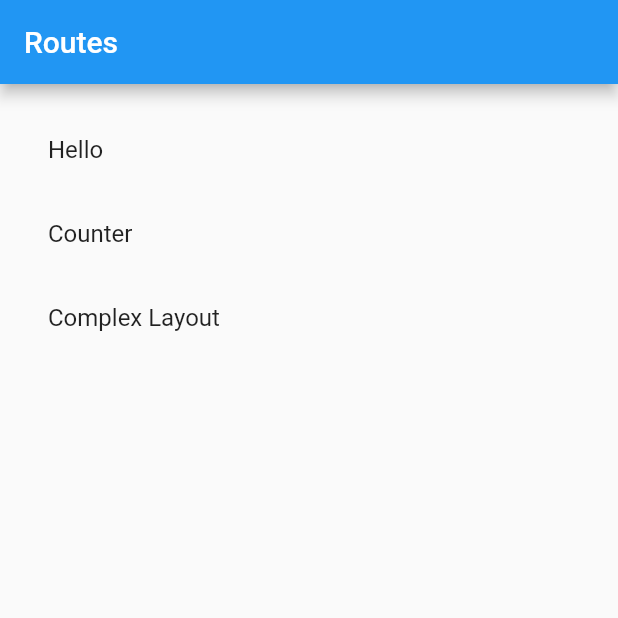
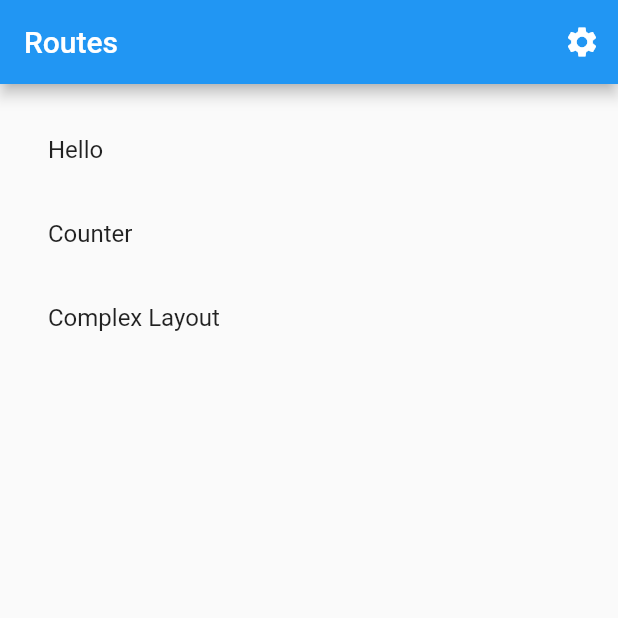
Before and after one commit to rlexa/flutter-research, a Flutter app: the screen it shows after launch, on a phone screen of 412 x 824 dp, the top half of it. Run offline on Flutter 3.47's test engine with Material 2 defaults, Android fonts, the phone set to English and light mode, and no system bars.

Commit message:
wip settings

```diff
--- /dev/null
+++ b/lib/common/build-widgets.dart
@@ -0,0 +1,25 @@
+import 'package:flutter/material.dart';
+import 'settings.widget.dart';
+
+class BuildWidgets {
+  static WidgetBuilder wbSettings = (context) => SettingsWidget();
+
+  static AppBar appBarSettings(
+          {@required BuildContext context,
+          String title = '',
+          WidgetBuilder builder}) =>
+      AppBar(
+        title: Text(title),
+        actions: [
+          IconButton(
+              icon: Icon(Icons.settings),
+              onPressed: () => Navigator.push(
+                    context,
+                    MaterialPageRoute(
+                        builder: builder != null
+                            ? builder
+                            : BuildWidgets.wbSettings),
+                  )),
+        ],
+      );
+}
--- /dev/null
+++ b/lib/home.widget.dart
@@ -0,0 +1,27 @@
+import 'package:flutter/material.dart';
+
+import 'complex-layout/complex-layout.widget.dart';
+import 'counter.widget.dart';
+import 'hello.widget.dart';
+import 'navigation-list.widget.dart';
+
+class HomeWidget extends StatelessWidget {
+  @override
+  Widget build(BuildContext context) => NavigationListWidget(
+        title: 'Routes',
+        items: {
+          'Hello': (context) => HelloWidget(),
+          'Counter': (context) => CounterWidget(),
+          'Complex Layout': (context) => ComplexLayoutWidget(
+                data: DataDetails(
+                  assetImage: 'assets/images/lake.jpg',
+                  title: 'Oeschinnen Lake Campground',
+                  titleSub: 'Kandersteg, Switzerland',
+                  description:
+                      'Lake Oeschinen lies at the foot of the Blüemlisalp in the Bernese Alps. Situated 1,578 meters above sea level, it is one of the larger Alpine Lakes. A gondola ride from Kandersteg, followed by a half-hour walk through pastures and pine forest, leads you to the lake, which warms to 20 degrees Celsius in the summer. Activities enjoyed here include rowing, and riding the summer toboggan run.',
+                  ratingNormalized: 0.5,
+                ),
+              ),
+        },
+      );
+}
--- a/lib/main.dart
+++ b/lib/main.dart
@@ -1,9 +1,6 @@
 import 'package:flutter/material.dart';
 
-import 'complex-layout/complex-layout.widget.dart';
-import 'counter.widget.dart';
-import 'hello.widget.dart';
-import 'navigation-list.widget.dart';
+import 'home.widget.dart';
 
 void main() => runApp(MainWidget());
 
@@ -12,23 +9,7 @@ class MainWidget extends StatelessWidget {
   Widget build(BuildContext context) => MaterialApp(
         title: 'Flutter Stuff',
         theme: ThemeData.light(),
-        home: NavigationListWidget(
-          title: 'Routes',
-          items: {
-            'Hello': (context) => HelloWidget(),
-            'Counter': (context) => CounterWidget(),
-            'Complex Layout': (context) => ComplexLayoutWidget(
-                  data: DataDetails(
-                    assetImage: 'assets/images/lake.jpg',
-                    title: 'Oeschinnen Lake Campground',
-                    titleSub: 'Kandersteg, Switzerland',
-                    description:
-                        'Lake Oeschinen lies at the foot of the Blüemlisalp in the Bernese Alps. Situated 1,578 meters above sea level, it is one of the larger Alpine Lakes. A gondola ride from Kandersteg, followed by a half-hour walk through pastures and pine forest, leads you to the lake, which warms to 20 degrees Celsius in the summer. Activities enjoyed here include rowing, and riding the summer toboggan run.',
-                    ratingNormalized: 0.5,
-                  ),
-                ),
-          },
-        ),
+        home: HomeWidget(),
         showPerformanceOverlay: false,
       );
 }
--- a/lib/navigation-list.widget.dart
+++ b/lib/navigation-list.widget.dart
@@ -1,4 +1,5 @@
 import 'package:flutter/material.dart';
+import 'common/build-widgets.dart';
 
 class NavigationListWidget extends StatelessWidget {
   NavigationListWidget(
@@ -10,7 +11,7 @@ class NavigationListWidget extends StatelessWidget {
 
   @override
   Widget build(BuildContext context) => Scaffold(
-        appBar: AppBar(title: Text(title)),
+        appBar: BuildWidgets.appBarSettings(context: context, title: title),
         body: ListView(
           padding: EdgeInsets.all(16),
           children: items.entries
```
Also changed, not shown: lib/common/settings.widget.dart (added, +18 -0 lines), 1 other file.
